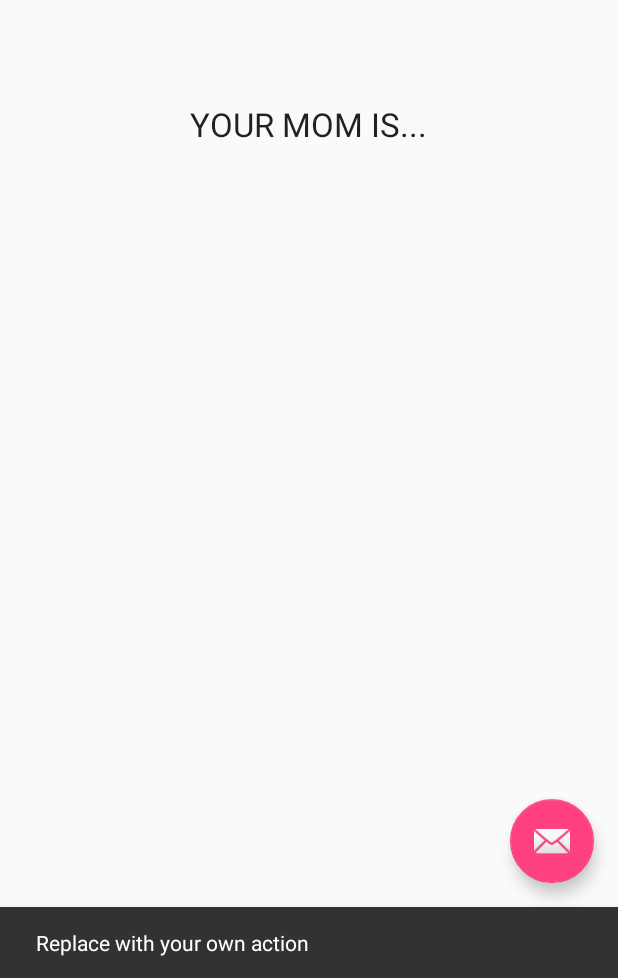
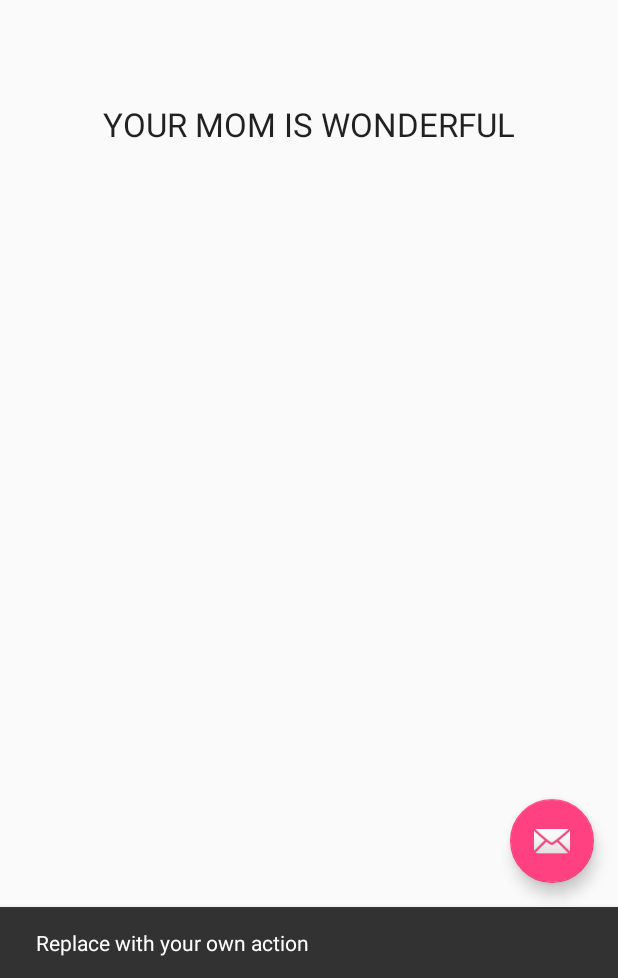
Before and after one commit to kaylebug1/Grade_Calculator, an Android app: the screen it shows after launch (MainActivity), after a tap on an icon or button, on a phone screen of 412 x 824 dp, the part 258-1236 px from its top. Run offline under Robolectric (Android 15) with nearby library versions, the phone set to English and light mode, and no system bars.

Commit message:
Snarky remark turned golden

```diff
--- a/app/src/main/res/layout/content_main.xml
+++ b/app/src/main/res/layout/content_main.xml
@@ -32,7 +32,7 @@
         android:layout_width="wrap_content"
         android:layout_height="wrap_content"
         android:textAppearance="?android:attr/textAppearanceLarge"
-        android:text="YOUR MOM IS..."
+        android:text="YOUR MOM IS WONDERFUL"
         android:id="@+id/textView3"
         android:layout_below="@+id/textView"
         android:layout_centerHorizontal="true"
```
